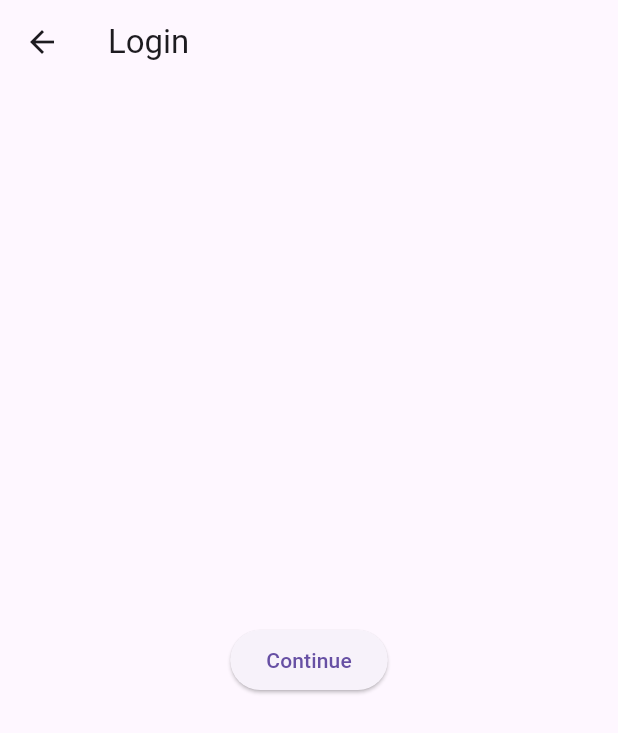
After one commit to springboardmentor74219x/infosys-carlease-contract-ai-group2, a Flutter app: the LoginScreen screen opened directly, on a phone screen of 412 x 824 dp. The commit adds this screen. Shown: the top 733 px of the screen. Run offline on Flutter 3.47's test engine with Material 3 defaults, Android fonts, the phone set to English and light mode, and no system bars; our stand-ins replace file_picker.

Commit message:
Milestone 3 Completed

```diff
--- a/car_loan_mvp/lib/services/dashboard_screen.dart
+++ b/car_loan_mvp/lib/screens/dashboard_screen.dart
@@ -3,7 +3,6 @@ import '../services/api_service.dart';
 
 class DashboardScreen extends StatelessWidget {
   const DashboardScreen({super.key});
-
   @override
   Widget build(BuildContext context) {
     return Scaffold(
@@ -25,13 +24,12 @@ class DashboardScreen extends StatelessWidget {
             ),
             const SizedBox(height: 30),
 
-            //  NEGOTIATION BUTTON
+// NEGOTIATION BUTTON
             ElevatedButton(
               child: const Text("Get Negotiation Advice"),
               onPressed: () async {
                 final reply = await ApiService.getNegotiationAdvice(
                     "How can I reduce my APR?");
-
                 showDialog(
                   context: context,
                   builder: (_) => AlertDialog(
--- /dev/null
+++ b/car_loan_mvp/lib/services/login_screen.dart
@@ -0,0 +1,22 @@
+import 'package:flutter/material.dart';
+import '../screens/upload_screen.dart';
+
+class LoginScreen extends StatelessWidget {
+  @override
+  Widget build(BuildContext context) {
+    return Scaffold(
+      appBar: AppBar(title: Text("Login")),
+      body: Center(
+        child: ElevatedButton(
+          child: Text("Continue"),
+          onPressed: () {
+            Navigator.push(
+              context,
+              MaterialPageRoute(builder: (_) => UploadScreen()),
+            );
+          },
+        ),
+      ),
+    );
+  }
+}
```
Also changed, not shown: car_loan_mvp/lib/main.dart (+0 -73 lines), car_loan_mvp/lib/screens/upload_screen.dart (+1 -9 lines), car_loan_mvp/lib/services/api_service.dart (+2 -7 lines).
